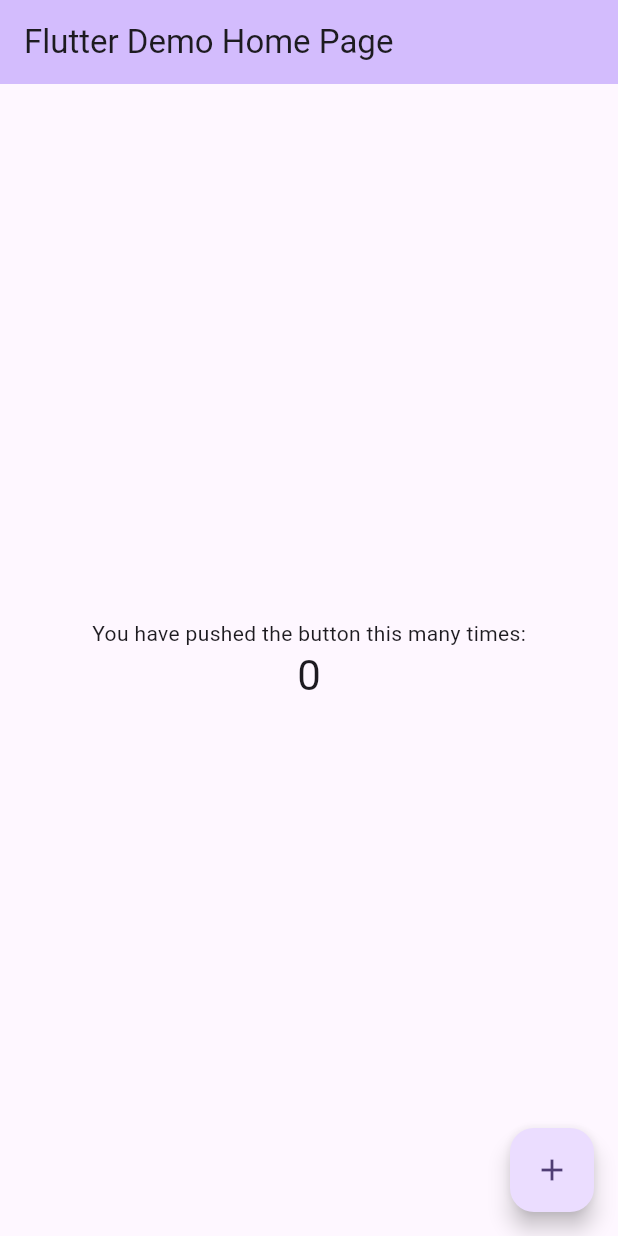
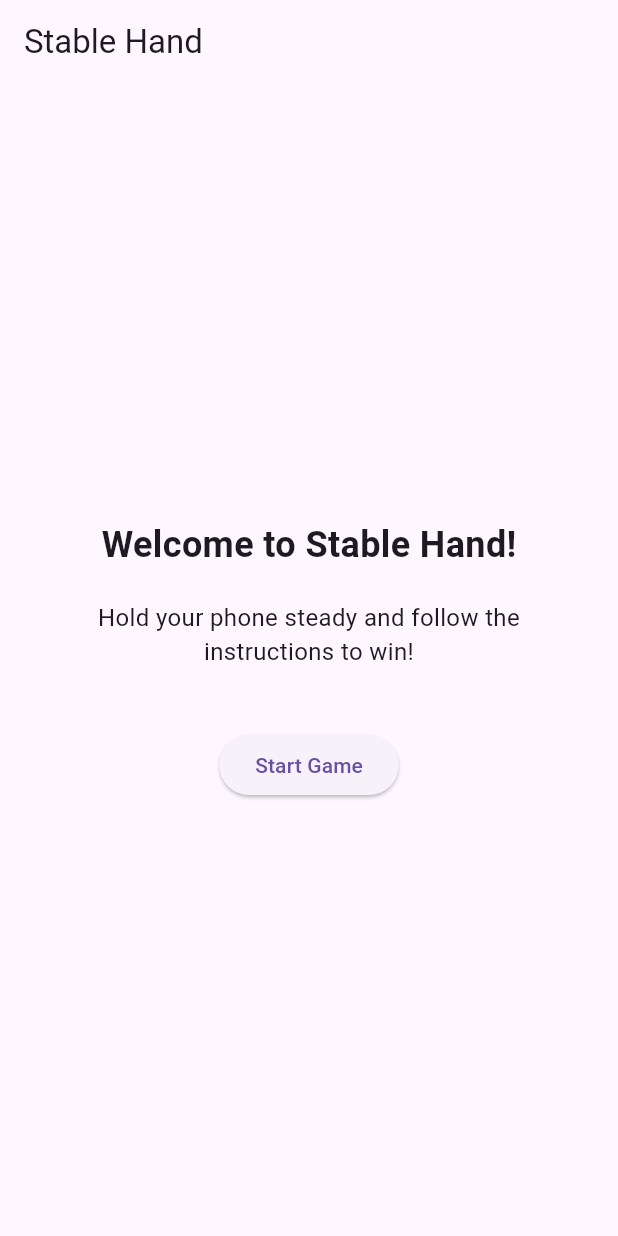
Before and after one commit to cedric-max/front-hand, a Flutter app: the screen it shows after launch, on a phone screen of 412 x 824 dp. Run offline on Flutter 3.47's test engine with Material 3 defaults, Android fonts, the phone set to English and light mode, and no system bars.

Commit message:
Added first view

```diff
--- a/app/lib/main.dart
+++ b/app/lib/main.dart
@@ -5,121 +5,58 @@ void main() {
 }
 
 class MyApp extends StatelessWidget {
-  const MyApp({super.key});
+  const MyApp({Key? key}) : super(key: key);
 
-  // This widget is the root of your application.
   @override
   Widget build(BuildContext context) {
     return MaterialApp(
-      title: 'Flutter Demo',
+      title: 'Stable Hand',
       theme: ThemeData(
-        // This is the theme of your application.
-        //
-        // TRY THIS: Try running your application with "flutter run". You'll see
-        // the application has a purple toolbar. Then, without quitting the app,
-        // try changing the seedColor in the colorScheme below to Colors.green
-        // and then invoke "hot reload" (save your changes or press the "hot
-        // reload" button in a Flutter-supported IDE, or press "r" if you used
-        // the command line to start the app).
-        //
-        // Notice that the counter didn't reset back to zero; the application
-        // state is not lost during the reload. To reset the state, use hot
-        // restart instead.
-        //
-        // This works for code too, not just values: Most code changes can be
-        // tested with just a hot reload.
-        colorScheme: ColorScheme.fromSeed(seedColor: Colors.deepPurple),
-        useMaterial3: true,
+        primarySwatch: Colors.blue,
+        visualDensity: VisualDensity.adaptivePlatformDensity,
       ),
-      home: const MyHomePage(title: 'Flutter Demo Home Page'),
+      home: const WelcomePage(),
     );
   }
 }
 
-class MyHomePage extends StatefulWidget {
-  const MyHomePage({super.key, required this.title});
-
-  // This widget is the home page of your application. It is stateful, meaning
-  // that it has a State object (defined below) that contains fields that affect
-  // how it looks.
-
-  // This class is the configuration for the state. It holds the values (in this
-  // case the title) provided by the parent (in this case the App widget) and
-  // used by the build method of the State. Fields in a Widget subclass are
-  // always marked "final".
-
-  final String title;
-
-  @override
-  State<MyHomePage> createState() => _MyHomePageState();
-}
-
-class _MyHomePageState extends State<MyHomePage> {
-  int _counter = 0;
-
-  void _incrementCounter() {
-    setState(() {
-      // This call to setState tells the Flutter framework that something has
-      // changed in this State, which causes it to rerun the build method below
-      // so that the display can reflect the updated values. If we changed
-      // _counter without calling setState(), then the build method would not be
-      // called again, and so nothing would appear to happen.
-      _counter++;
-    });
-  }
+class WelcomePage extends StatelessWidget {
+  const WelcomePage({Key? key}) : super(key: key);
 
   @override
   Widget build(BuildContext context) {
-    // This method is rerun every time setState is called, for instance as done
-    // by the _incrementCounter method above.
-    //
-    // The Flutter framework has been optimized to make rerunning build methods
-    // fast, so that you can just rebuild anything that needs updating rather
-    // than having to individually change instances of widgets.
     return Scaffold(
       appBar: AppBar(
-        // TRY THIS: Try changing the color here to a specific color (to
-        // Colors.amber, perhaps?) and trigger a hot reload to see the AppBar
-        // change color while the other colors stay the same.
-        backgroundColor: Theme.of(context).colorScheme.inversePrimary,
-        // Here we take the value from the MyHomePage object that was created by
-        // the App.build method, and use it to set our appbar title.
-        title: Text(widget.title),
+        title: const Text('Stable Hand'),
       ),
       body: Center(
-        // Center is a layout widget. It takes a single child and positions it
-        // in the middle of the parent.
         child: Column(
-          // Column is also a layout widget. It takes a list of children and
-          // arranges them vertically. By default, it sizes itself to fit its
-          // children horizontally, and tries to be as tall as its parent.
-          //
-          // Column has various properties to control how it sizes itself and
-          // how it positions its children. Here we use mainAxisAlignment to
-          // center the children vertically; the main axis here is the vertical
-          // axis because Columns are vertical (the cross axis would be
-          // horizontal).
-          //
-          // TRY THIS: Invoke "debug painting" (choose the "Toggle Debug Paint"
-          // action in the IDE, or press "p" in the console), to see the
-          // wireframe for each widget.
           mainAxisAlignment: MainAxisAlignment.center,
           children: <Widget>[
             const Text(
-              'You have pushed the button this many times:',
+              'Welcome to Stable Hand!',
+              style: TextStyle(fontSize: 24, fontWeight: FontWeight.bold),
             ),
-            Text(
-              '$_counter',
-              style: Theme.of(context).textTheme.headlineMedium,
+            const SizedBox(height: 20),
+            const Padding(
+              padding: EdgeInsets.symmetric(horizontal: 20),
+              child: Text(
+                'Hold your phone steady and follow the instructions to win!',
+                textAlign: TextAlign.center,
+                style: TextStyle(fontSize: 16),
+              ),
+            ),
+            const SizedBox(height: 40),
+            ElevatedButton(
+              onPressed: () {
+                // TODO: Implement connection to game server
+                print('Connect to game server');
+              },
+              child: const Text('Start Game'),
             ),
           ],
         ),
       ),
-      floatingActionButton: FloatingActionButton(
-        onPressed: _incrementCounter,
-        tooltip: 'Increment',
-        child: const Icon(Icons.add),
-      ), // This trailing comma makes auto-formatting nicer for build methods.
     );
   }
 }
```
